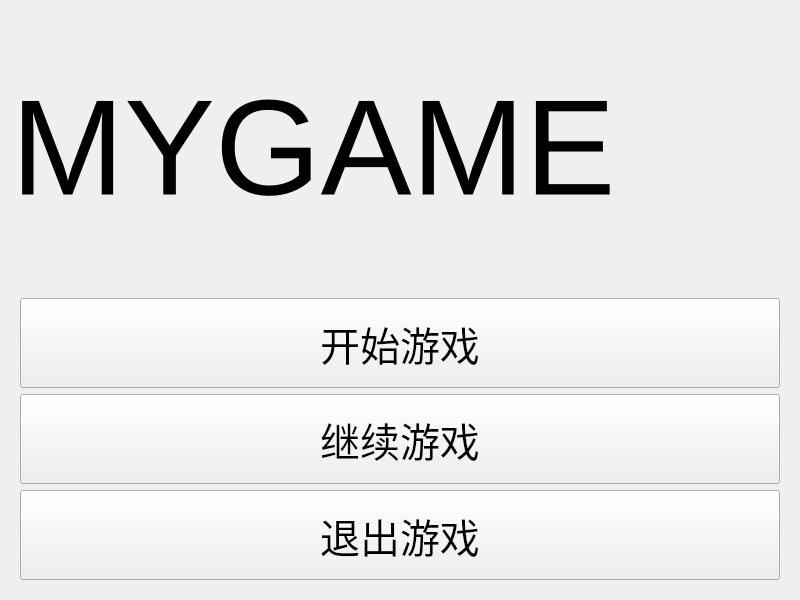
Qt form Windows/BeginWindow.ui (000Game000/MYGAME) before a commit.
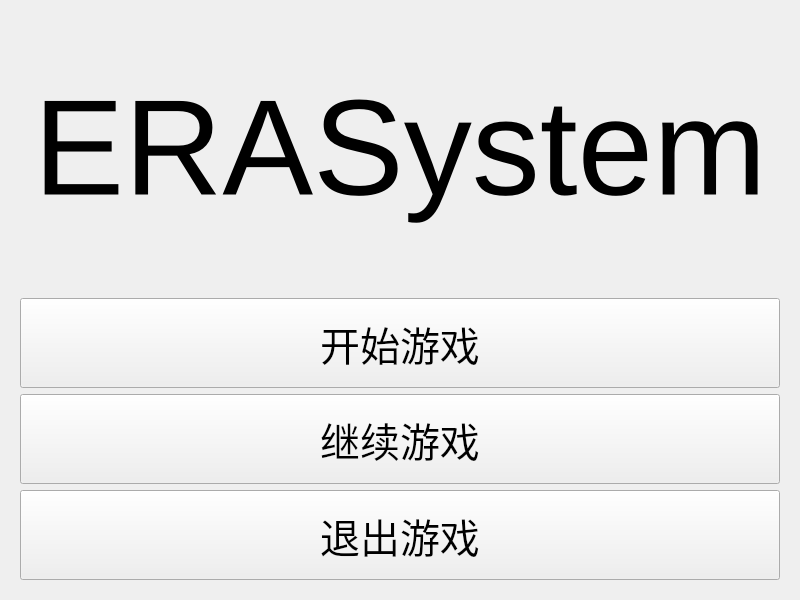
The same form after that commit.

What changed in the file:
```diff
--- a/Windows/BeginWindow.ui
+++ b/Windows/BeginWindow.ui
@@ -28,7 +28,10 @@
       </font>
      </property>
      <property name="text">
-      <string>MYGAME</string>
+      <string>ERASystem</string>
+     </property>
+     <property name="alignment">
+      <set>Qt::AlignCenter</set>
      </property>
     </widget>
    </item>
```
